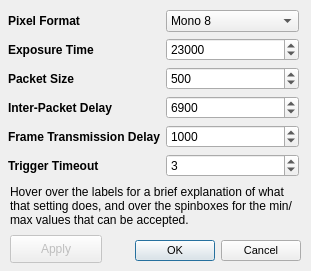
This is gui/dialogCameraSettings.ui in Spinarakk/defectmonitor as Qt 5 draws it before an edit. The edited form follows.
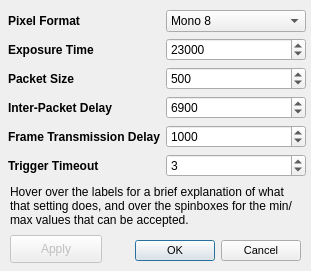
This is the edited form. Icons and pictures are not drawn.

The edit to the form file:
```diff
--- a/gui/dialogCameraSettings.ui
+++ b/gui/dialogCameraSettings.ui
@@ -62,7 +62,7 @@
     <rect>
      <x>8</x>
      <y>10</y>
-     <width>291</width>
+     <width>298</width>
      <height>169</height>
     </rect>
    </property>
```
Left out of the diff: 2 changed lines with no effect on the pictures.
